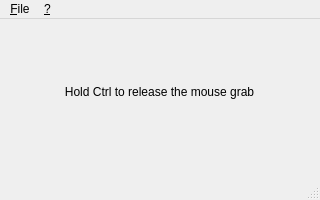
This is mainwindow.ui in ilyesgouta/dfbinputre as Qt 5 draws it before an edit. The edited form follows.
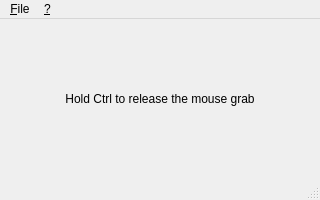
This is the edited form.

Commit message: dfbinputre: use a vertical layout for the central widget

Diff of the .ui file:
```diff
--- a/mainwindow.ui
+++ b/mainwindow.ui
@@ -17,15 +17,12 @@
    <string>MainWindow</string>
   </property>
   <widget class="QWidget" name="centralWidget">
+   <property name="mouseTracking">
+    <bool>true</bool>
+   </property>
+   <layout class="QVBoxLayout" name="verticalLayout">
+    <item>
    <widget class="QLabel" name="label">
-    <property name="geometry">
-     <rect>
-      <x>-1</x>
-      <y>-3</y>
-      <width>321</width>
-      <height>151</height>
-     </rect>
-    </property>
     <property name="text">
      <string>Hold Ctrl to release the mouse grab</string>
     </property>
@@ -35,7 +32,12 @@
     <property name="wordWrap">
      <bool>true</bool>
     </property>
-   </widget>
+      <property name="textInteractionFlags">
+       <set>Qt::NoTextInteraction</set>
+      </property>
+     </widget>
+    </item>
+   </layout>
   </widget>
   <widget class="QMenuBar" name="menuBar">
    <property name="geometry">
```
Lines whose indentation alone changed are shown as unchanged.
